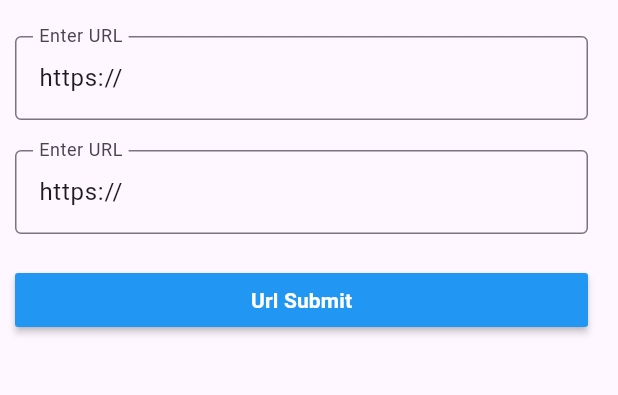
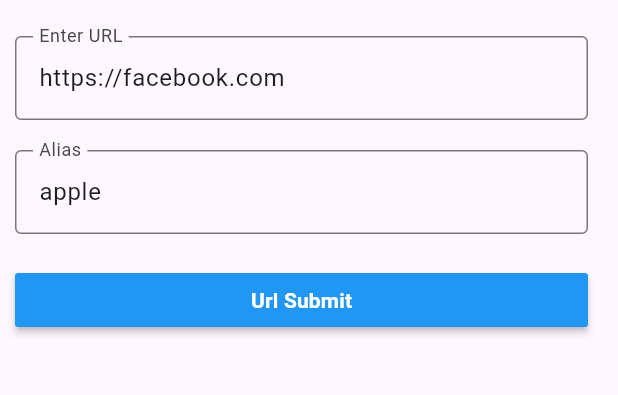
Before and after one commit to sjdpk/urlshortener, a Flutter app: the screen it shows after launch, on a phone screen of 412 x 824 dp, the part 63-458 px from its top. Run offline on Flutter 3.47's test engine with Material 3 defaults, Android fonts, the phone set to English and light mode, and no system bars; our stand-ins replace bloc, equatable, flutter_bloc, get_it, qr_flutter.

Commit message:
feat : alias add

```diff
--- a/lib/src/shortener/domain/entity/urlshortner_request_entity.dart
+++ b/lib/src/shortener/domain/entity/urlshortner_request_entity.dart
@@ -3,17 +3,20 @@ class UrlShortnerRequestEntity {
   final String url;
   final String domain;
   final String description;
+  final String? alias;
 
   UrlShortnerRequestEntity({
     required this.url,
     required this.domain,
     required this.description,
+    this.alias,
   });
 
   Map<String, dynamic> toJson() {
     return {
       "url": url,
       "domain": domain,
+      "alias": alias,
       "description": description,
     };
   }
--- a/lib/src/shortener/presentation/screen/url_shortener_screen.dart
+++ b/lib/src/shortener/presentation/screen/url_shortener_screen.dart
@@ -10,8 +10,8 @@ class UrlShortnerScreen extends StatelessWidget {
 // form global key
   final GlobalKey<FormState> _formKey = GlobalKey<FormState>();
   // url field editing controller
-  final TextEditingController _urlController = TextEditingController(text: "https://");
-  final TextEditingController _alisController = TextEditingController(text: "https://");
+  final TextEditingController _urlController = TextEditingController(text: "https://facebook.com");
+  final TextEditingController _alisController = TextEditingController(text: "apple");
 
   @override
   Widget build(BuildContext context) {
@@ -26,6 +26,7 @@ class UrlShortnerScreen extends StatelessWidget {
               SnackBar(
                 content: Text(state.message),
                 backgroundColor: Colors.red,
+                behavior: SnackBarBehavior.floating,
               ),
             );
           }
--- a/lib/src/shortener/presentation/widget/form_widget.dart
+++ b/lib/src/shortener/presentation/widget/form_widget.dart
@@ -31,10 +31,10 @@ Form formField(BuildContext context, GlobalKey<FormState> _formKey, TextEditingC
           ),
           const SizedBox(height: 20),
           TextFormField(
-            controller: _urlController,
+            controller: _alisController,
             decoration: const InputDecoration(
-              labelText: 'Enter URL',
-              hintText: 'Enter URL',
+              labelText: 'Alias',
+              hintText: 'Alias',
               border: OutlineInputBorder(),
             ),
           ),
@@ -46,6 +46,7 @@ Form formField(BuildContext context, GlobalKey<FormState> _formKey, TextEditingC
                   url: _urlController.text.toLowerCase(),
                   description: "Url Shortener Test",
                   domain: "tinyurl.com",
+                  alias: _alisController.text.toLowerCase(),
                 );
                 context.read<UrlShortenerBloc>().add(UrlShortenerEventShortenUrlEvent(requestEntity: requestEntity));
               } else {
```
Also changed, not shown: lib/src/shortener/data/repository/url_repo.dart (+5 -3 lines).
